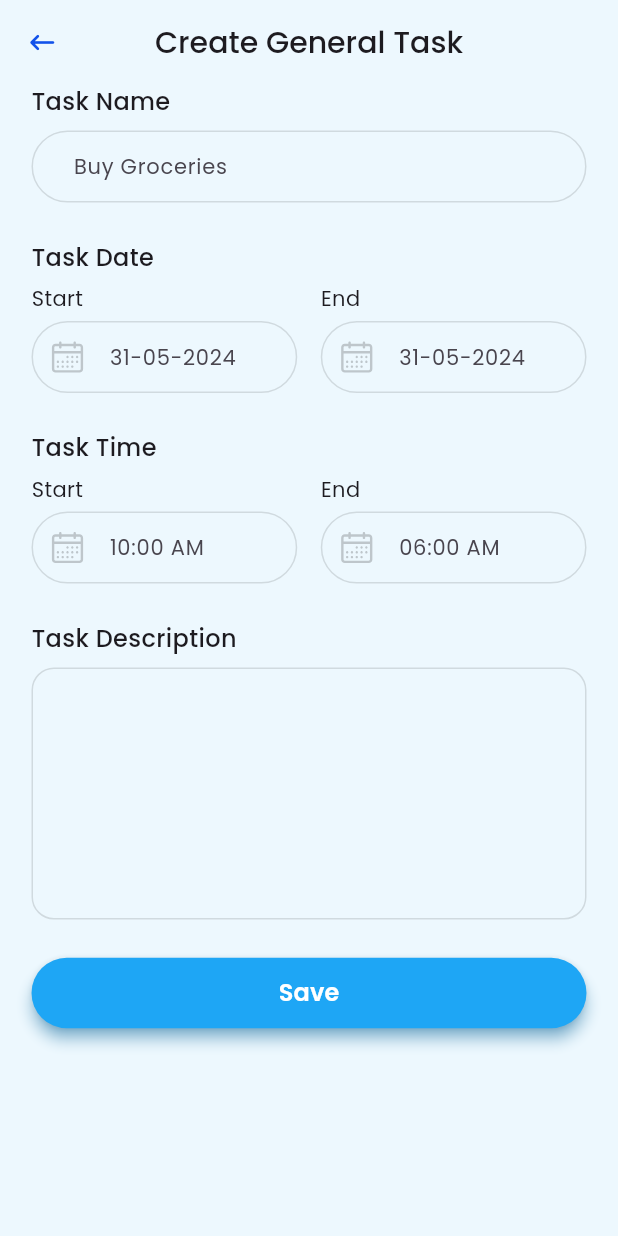
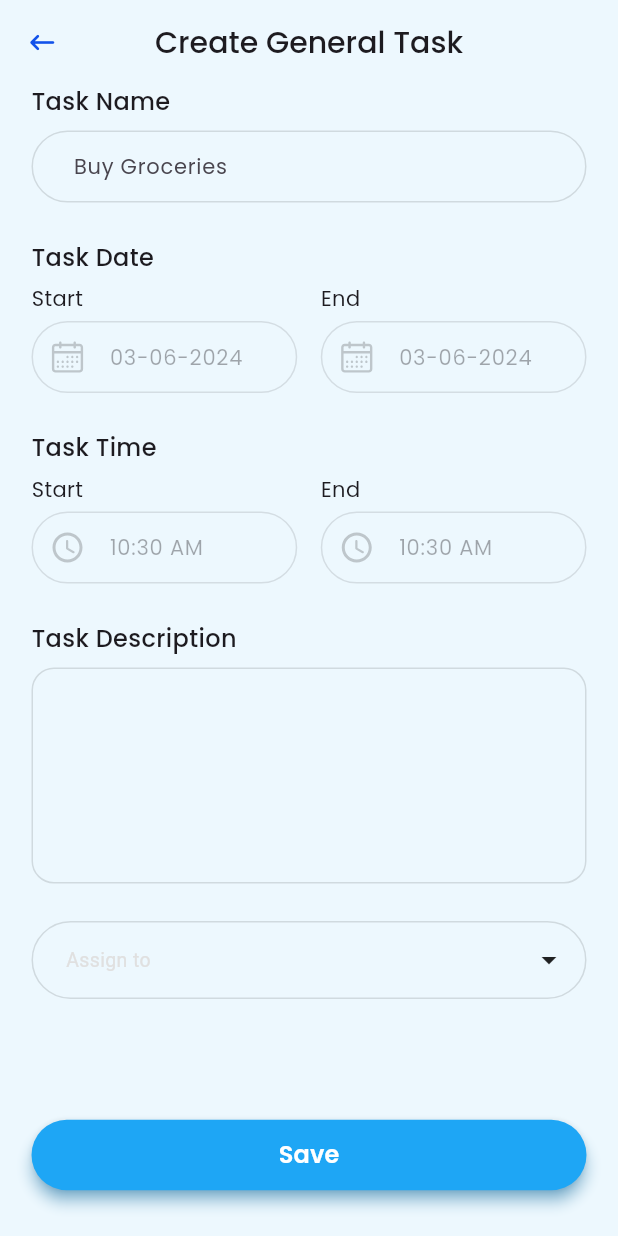
Before and after one commit to prathvik2024/clear_home, a Flutter app: the CreateGeneralTask screen opened by its route, on a phone screen of 412 x 824 dp. Run offline on Flutter 3.47's test engine with Material 3 defaults, Android fonts, the light colour scheme and no system bars; drawn by our look-alikes of multi_dropdown; our stand-ins replace flutter_svg, fluttertoast, lottie; network calls fail.

Commit message:
done: create task screen with validations

```diff
--- a/lib/constants/strings.dart
+++ b/lib/constants/strings.dart
@@ -5,6 +5,9 @@ class AppStrings{
   static const String imagePath = "assets/images/";
   static const String lottiePath = "assets/lotties/";
 
+
+  static const String dateFormatStr = "dd-MM-yyyy";
+  static const String timeFormatStr = "hh:mm a";
 
   static const String loginStr = "Login";
   static const String createNewPasswordStr = "Create New Password";
@@ -73,6 +76,7 @@ class AppStrings{
   static const String svgHome = AppStrings.iconPath + "home.svg";
   static const String svgTaskList = AppStrings.iconPath + "task_list.svg";
   static const String svgCalendar = AppStrings.iconPath + "calendar.svg";
+  static const String svgClock = AppStrings.iconPath + "clock.svg";
   static const String svgChat = AppStrings.iconPath + "chat.svg";
   static const String svgNotification = AppStrings.iconPath + "notification.svg";
   static const String svgAccount = AppStrings.iconPath + "account.svg";
--- /dev/null
+++ b/lib/models/member_assignee_model.dart
@@ -0,0 +1,7 @@
+
+class MemberAssigneeModel {
+  final String title;
+  bool isSelect;
+
+  MemberAssigneeModel(this.title, this.isSelect);
+}
--- a/lib/screens/task_nav/create_general_task.dart
+++ b/lib/screens/task_nav/create_general_task.dart
@@ -3,14 +3,17 @@ import 'dart:developer';
 import 'package:clear_home/constants/colors.dart';
 import 'package:clear_home/constants/strings.dart';
 import 'package:clear_home/constants/validator.dart';
+import 'package:clear_home/models/member_assignee_model.dart';
 import 'package:clear_home/widgets/custom_appbar.dart';
 import 'package:clear_home/widgets/custom_button.dart';
 import 'package:clear_home/widgets/custom_textfield.dart';
 import 'package:clear_home/widgets/show_toast.dart';
-import 'package:dropdown_button2/dropdown_button2.dart';
 import 'package:flutter/cupertino.dart';
 import 'package:flutter/material.dart';
+import 'package:flutter/widgets.dart';
 import 'package:flutter_svg/flutter_svg.dart';
+import 'package:intl/intl.dart';
+import 'package:multi_dropdown/multiselect_dropdown.dart';
 
 import '../../constants/fonts.dart';
 
@@ -24,26 +27,51 @@ class CreateGeneralTask extends StatefulWidget {
 class _CreateGeneralTaskState extends State<CreateGeneralTask> {
   TextEditingController taskNameController = TextEditingController();
   TextEditingController taskDescController = TextEditingController();
-  ScrollController scrollController = ScrollController();
-  List<String> assigneeList = ["Family Member 1", "Family Member 2", "Family Member 3", "Family Member 4"];
+  TextEditingController taskStartDateController = TextEditingController();
+  TextEditingController taskEndDateController = TextEditingController();
+  TextEditingController taskStartTimeController = TextEditingController();
+  TextEditingController taskEndTimeController = TextEditingController();
+  GlobalKey<FormState> _formKey = GlobalKey();
+
+  MultiSelectController _multiSelectController = MultiSelectController();
+
+  List<MemberAssigneeModel> assigneeList = [
+    MemberAssigneeModel("Family Member 1", false),
+    MemberAssigneeModel("Family Member 2", false),
+    MemberAssigneeModel("Family Member 3", false),
+    MemberAssigneeModel("Family Member 4", false)
+  ];
+  String? startDate = DateFormat(AppStrings.dateFormatStr).format(DateTime.now()),
+      endDate = DateFormat(AppStrings.dateFormatStr).format(DateTime.now());
+  String? startTime = DateFormat(AppStrings.timeFormatStr).format(DateTime.now()),
+      endTime = DateFormat(AppStrings.timeFormatStr).format(DateTime.now());
 
   List<String> selectedAssignee = [];
+
+  void validateGeneralTask() {
+    if (_formKey.currentState!.validate()) {
+      ShowToast(msg: "Done");
+    }
+  }
+
+  // String result = "Family Member 1";
 
   @override
   Widget build(BuildContext context) {
     double width = MediaQuery.of(context).size.width;
     double height = MediaQuery.of(context).size.height;
     return Scaffold(
+      resizeToAvoidBottomInset: false,
       backgroundColor: AppColors.kHomeBg,
       appBar: CustomAppbar(
         screenName: AppStrings.createGeneralStr,
       ),
       body: Container(
         height: height,
-        child: SingleChildScrollView(
-          controller: scrollController,
-          child: Padding(
-            padding: EdgeInsets.symmetric(horizontal: 21),
+        child: Padding(
+          padding: EdgeInsets.symmetric(horizontal: 21),
+          child: Form(
+            key: _formKey,
             child: Column(
               crossAxisAlignment: CrossAxisAlignment.start,
               children: [
@@ -79,8 +107,13 @@ class _CreateGeneralTaskState extends State<CreateGeneralTask> {
                             height: 5,
                           ),
                           CustomTextField(
-                            controller: taskNameController,
-                            hintText: AppStrings.startDateHintStr,
+                            enabled: false,
+                            onClick: () async {
+                              startDate = await selectDate();
+                              setState(() {});
+                            },
+                            controller: taskStartDateController,
+                            hintText: startDate,
                             prefixIcon: Padding(
                               padding: const EdgeInsets.symmetric(horizontal: 12.0, vertical: 10),
                               child: SvgPicture.asset(
@@ -107,9 +140,14 @@ class _CreateGeneralTaskState extends State<CreateGeneralTask> {
                             height: 5,
                           ),
                           CustomTextField(
+                            enabled: false,
+                            onClick: () async {
+                              endDate = await selectDate();
+                              setState(() {});
+                            },
                             contentPadding: EdgeInsets.zero,
-                            controller: taskNameController,
-                            hintText: AppStrings.startDateHintStr,
+                            controller: taskEndDateController,
+                            hintText: endDate,
                             prefixIcon: Padding(
                               padding: const EdgeInsets.symmetric(horizontal: 12.0, vertical: 10),
                               child: SvgPicture.asset(
@@ -151,15 +189,19 @@ class _CreateGeneralTaskState extends State<CreateGeneralTask> {
                             height: 5,
                           ),
                           CustomTextField(
-                            controller: taskNameController,
-                            hintText: AppStrings.taskStartTimeStr,
+                            enabled: false,
+                            onClick: () async {
+                              startTime = await selectTime();
+                              setState(() {});
+                            },
+                            controller: taskStartTimeController,
+                            hintText: startTime,
                             prefixIcon: Padding(
                               padding: const EdgeInsets.symmetric(horizontal: 12.0, vertical: 10),
                               child: SvgPicture.asset(
-                                AppStrings.svgCalendar,
+                                AppStrings.svgClock,
                                 width: 24,
                                 height: 24,
-                                color: Colors.black.withOpacity(0.20),
                               ),
                             ),
                           )
@@ -179,16 +221,26 @@ class _CreateGeneralTaskState extends State<CreateGeneralTask> {
                             height: 5,
                           ),
                           CustomTextField(
+                            enabled: false,
+                            onClick: () async {
+                              endTime = await selectTime();
+                              setState(() {});
+                            },
+                            validationCallback: (input) {
+                              if (input == taskEndTimeController.text) {
+                                return "Update end time!";
+                              }
+                              return null;
+                            },
                             contentPadding: EdgeInsets.zero,
-                            controller: taskNameController,
-                            hintText: AppStrings.taskEndTimeStr,
+                            controller: taskEndTimeController,
+                            hintText: endTime,
                             prefixIcon: Padding(
                               padding: const EdgeInsets.symmetric(horizontal: 12.0, vertical: 10),
                               child: SvgPicture.asset(
-                                AppStrings.svgCalendar,
+                                AppStrings.svgClock,
                                 width: 24,
                                 height: 24,
-                                color: Colors.black.withOpacity(0.20),
                               ),
                             ),
                           )
@@ -204,15 +256,43 @@ class _CreateGeneralTaskState extends State<CreateGeneralTask> {
                   controller: taskDescController,
                   keyboardType: TextInputType.multiline,
                   textLabel: AppStrings.taskDescStr,
-                  minLines: 6,
+                  minLines: 5,
                   borderRadius: 15,
                 ),
                 SizedBox(
                   height: 25,
                 ),
-                CustomButton(label: AppStrings.saveStr, onClick: () {}),
+                MultiSelectDropDown(
+                  controller: _multiSelectController,
+                  inputDecoration: BoxDecoration(
+                      color: Colors.transparent,
+                      borderRadius: BorderRadius.circular(40),
+                      border: Border.all(
+                        color: Colors.black12,
+                      )),
+                  hint: "Assign to",
+                  onOptionSelected: (result) {},
+                  fieldBackgroundColor: AppColors.kLiteBlue,
+                  focusedBorderColor: Colors.transparent,
+                  selectedOptionTextColor: AppColors.kLiteBlue,
+                  borderColor: Colors.transparent,
+                  borderWidth: 0,
+                  options: assigneeList.map((item) {
+                    return ValueItem(
+                      label: item.title,
+                      value: item.title,
+                    );
+                  }).toList(),
+                  selectionType: SelectionType.multi,
+                  optionTextStyle: AppFonts.kPoppinsRegular.copyWith(fontSize: 14),
+                  chipConfig: ChipConfig(
+                    backgroundColor: AppColors.kLiteBlue,
+                  ),
+                ),
+                Spacer(),
+                CustomButton(label: AppStrings.saveStr, onClick: validateGeneralTask),
                 SizedBox(
-                  height: 20,
+                  height: 30,
                 )
               ],
             ),
@@ -221,4 +301,34 @@ class _CreateGeneralTaskState extends State<CreateGeneralTask> {
       ),
     );
   }
+
+  Future<String?> selectDate() async {
+    final DateTime? pickDate =
+        await showDatePicker(context: context, firstDate: DateTime.now(), initialDate: DateTime.now(), lastDate: DateTime(2025));
+    if (pickDate != null) {
+      return DateFormat(AppStrings.dateFormatStr).format(pickDate);
+    } else {
+      ShowToast(msg: "Something went wrong!");
+      return null;
+    }
+  }
+
+  Future<String?> selectTime() async {
+    final TimeOfDay? pickTime = await showTimePicker(context: context, initialTime: TimeOfDay.now());
+    if (pickTime != null) {
+      return DateFormat(AppStrings.timeFormatStr)
+          .format(DateTime(DateTime.now().year, DateTime.now().month, DateTime.now().day, pickTime.hour, pickTime.minute));
+    } else {
+      ShowToast(msg: "Something went wrong!");
+      return null;
+    }
+  }
+
+  List<String> getAssignee(List<ValueItem> input) {
+    List<String> result = [];
+    input.forEach((item) {
+      result.add(item.value);
+    });
+    return result;
+  }
 }
--- a/lib/widgets/custom_textfield.dart
+++ b/lib/widgets/custom_textfield.dart
@@ -3,7 +3,7 @@ import 'package:clear_home/constants/fonts.dart';
 import 'package:flutter/material.dart';
 
 class CustomTextField extends StatelessWidget {
-  const CustomTextField(
+  CustomTextField(
       {super.key,
       required this.controller,
       this.textLabel,
@@ -18,7 +18,10 @@ class CustomTextField extends StatelessWidget {
       this.maxLength,
       this.keyboardType,
       this.minLines,
-      this.maxLines,this.borderRadius});
+      this.maxLines,
+      this.borderRadius,
+      this.onClick,
+      this.enabled});
 
   final TextEditingController controller;
   final bool isPassword;
@@ -35,6 +38,8 @@ class CustomTextField extends StatelessWidget {
   final int? maxLines;
   final TextInputType? keyboardType;
   final double? borderRadius;
+  final void Function()? onClick;
+  bool? enabled;
 
   @override
   Widget build(BuildContext context) {
@@ -47,7 +52,10 @@ class CustomTextField extends StatelessWidget {
             height: 8,
           ),
         ],
-        TextFormField(
+        InkWell(
+          onTap: onClick,
+          child: TextFormField(
+            enabled: enabled,
             autovalidateMode: AutovalidateMode.onUserInteraction,
             keyboardType: keyboardType,
             validator: validationCallback,
@@ -60,9 +68,11 @@ class CustomTextField extends StatelessWidget {
             cursorErrorColor: AppColors.kDarkBlue,
             decoration: InputDecoration(
                 contentPadding: contentPadding ?? EdgeInsets.symmetric(horizontal: 24, vertical: 12),
-              border: OutlineInputBorder(borderRadius: BorderRadius.circular( borderRadius ?? 40)),
-              enabledBorder: OutlineInputBorder(borderRadius: BorderRadius.circular( borderRadius ?? 40), borderSide: BorderSide(color: Colors.black12)),
-              focusedBorder: OutlineInputBorder(borderRadius: BorderRadius.circular( borderRadius ?? 40), borderSide: BorderSide(color: AppColors.kLightBlue)),
+                border: OutlineInputBorder(borderRadius: BorderRadius.circular(borderRadius ?? 40)),
+                enabledBorder:
+                    OutlineInputBorder(borderRadius: BorderRadius.circular(borderRadius ?? 40), borderSide: BorderSide(color: Colors.black12)),
+                focusedBorder:
+                    OutlineInputBorder(borderRadius: BorderRadius.circular(borderRadius ?? 40), borderSide: BorderSide(color: AppColors.kLightBlue)),
                 prefixIcon: prefixIcon,
                 hintText: hintText,
                 hintStyle: AppFonts.kPoppinsRegular.copyWith(fontSize: 14),
@@ -73,6 +83,7 @@ class CustomTextField extends StatelessWidget {
                       )
                     : null),
           ),
+        ),
       ],
     );
   }
--- a/pubspec.yaml
+++ b/pubspec.yaml
@@ -39,7 +39,8 @@ dependencies:
   fluttertoast: ^8.2.5
   flutter_launcher_icons: ^0.13.1
   lottie: ^3.1.2
-  dropdown_button2: ^2.3.9
+  multi_dropdown: ^2.1.4
+  intl: ^0.19.0
 
 dev_dependencies:
   flutter_test:
```
Also changed, not shown: assets/icons/clock.svg (added), pubspec.lock. Lines whose indentation alone changed are shown as unchanged.
